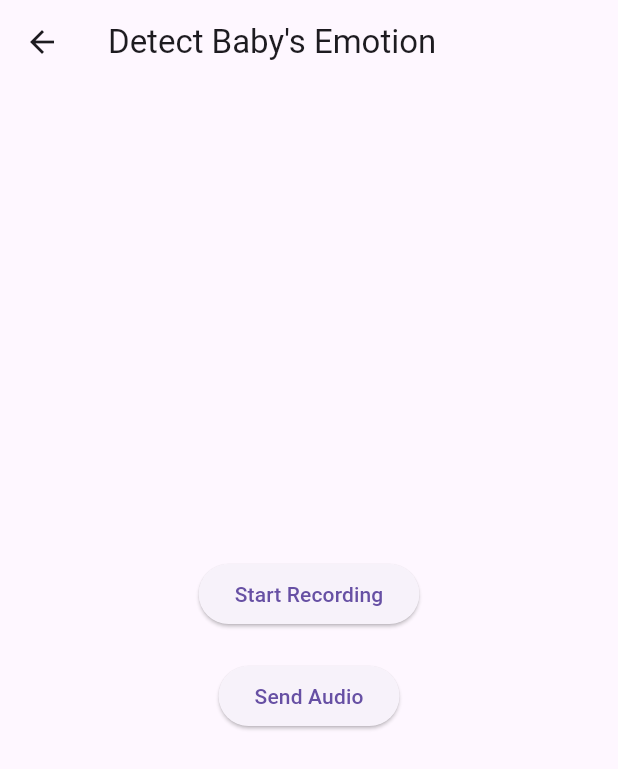
After one commit to ashiq2003758/baby_monitor_final, a Flutter app: the OptionsPage screen opened directly, after a tap on "Detect Baby's Emotion", on a phone screen of 412 x 824 dp. The commit adds this screen. Shown: the top 769 px of the screen. Run offline on Flutter 3.47's test engine with Material 3 defaults, Android fonts, the light colour scheme and no system bars; missing offline and left inert: flutter_sound, flutter_webrtc.

Commit message:
Your commit message

```diff
--- /dev/null
+++ b/baby_monitor_frontend/lib/detect_emotion_page.dart
@@ -0,0 +1,117 @@
+import 'package:flutter/material.dart';
+import 'package:flutter_sound/flutter_sound.dart';
+import 'package:http/http.dart' as http;
+import 'dart:io';
+import 'dart:convert';
+import 'package:path_provider/path_provider.dart';
+
+class DetectEmotionPage extends StatefulWidget {
+  const DetectEmotionPage({super.key});
+
+  @override
+  _DetectEmotionPageState createState() => _DetectEmotionPageState();
+}
+
+class _DetectEmotionPageState extends State<DetectEmotionPage> {
+  final FlutterSoundRecorder _recorder = FlutterSoundRecorder();
+  bool _isRecording = false;
+  String? _recordedFilePath;
+  String? _responseMessage;
+
+  @override
+  void initState() {
+    super.initState();
+    _initializeRecorder();
+  }
+
+  Future<void> _initializeRecorder() async {
+    await _recorder.openRecorder();
+  }
+
+  Future<void> _startRecording() async {
+    final tempDir = await getTemporaryDirectory();
+    final filePath = "${tempDir.path}/recorded_audio.aac";
+
+    await _recorder.startRecorder(toFile: filePath);
+    setState(() {
+      _isRecording = true;
+      _recordedFilePath = filePath;
+    });
+  }
+
+  Future<void> _stopRecording() async {
+    final path = await _recorder.stopRecorder();
+    setState(() {
+      _isRecording = false;
+      _recordedFilePath = path;
+    });
+  }
+
+  Future<void> _sendAudio() async {
+    if (_recordedFilePath == null) {
+      ScaffoldMessenger.of(context).showSnackBar(
+        const SnackBar(content: Text("No audio recorded.")),
+      );
+      return;
+    }
+
+    var uri = Uri.parse("http://localhost:8080/classify"); // ✅ Correct endpoint
+    var request = http.MultipartRequest('POST', uri)
+      ..files.add(await http.MultipartFile.fromPath('audio', _recordedFilePath!));
+
+    try {
+      var response = await request.send();
+      if (response.statusCode == 200) {
+        var responseData = await response.stream.bytesToString();
+        var jsonResponse = jsonDecode(responseData);
+
+        setState(() {
+          _responseMessage =
+              "Label: ${jsonResponse['label']}, Confidence: ${jsonResponse['confidence'].toStringAsFixed(2)}";
+        });
+      } else {
+        setState(() {
+          _responseMessage = "Error: ${response.reasonPhrase}";
+        });
+      }
+    } catch (e) {
+      setState(() {
+        _responseMessage = "Request failed: $e";
+      });
+    }
+  }
+
+  @override
+  void dispose() {
+    _recorder.closeRecorder();
+    super.dispose();
+  }
+
+  @override
+  Widget build(BuildContext context) {
+    return Scaffold(
+      appBar: AppBar(title: const Text("Detect Baby's Emotion")),
+      body: Center(
+        child: Column(
+          mainAxisAlignment: MainAxisAlignment.center,
+          children: [
+            ElevatedButton(
+              onPressed: _isRecording ? _stopRecording : _startRecording,
+              child: Text(_isRecording ? 'Stop Recording' : 'Start Recording'),
+            ),
+            const SizedBox(height: 20),
+            ElevatedButton(
+              onPressed: _sendAudio,
+              child: const Text('Send Audio'),
+            ),
+            const SizedBox(height: 20),
+            _responseMessage != null
+                ? Text(_responseMessage!,
+                    style: const TextStyle(fontSize: 16, fontWeight: FontWeight.bold))
+                : const SizedBox(),
+          ],
+        ),
+      ),
+    );
+  }
+}
--- /dev/null
+++ b/baby_monitor_frontend/lib/options_page.dart
@@ -0,0 +1,44 @@
+import 'package:flutter/material.dart';
+import 'detect_emotion_page.dart'; // Import the new options page
+import 'connect_page.dart'; // Import the new options page
+
+
+class OptionsPage extends StatelessWidget {
+  const OptionsPage({super.key});
+
+  @override
+  Widget build(BuildContext context) {
+    return Scaffold(
+      appBar: AppBar(title: const Text('Choose an Option')),
+      body: Padding(
+        padding: const EdgeInsets.all(16.0),
+        child: Column(
+          mainAxisAlignment: MainAxisAlignment.center,
+          children: [
+            ElevatedButton(
+              onPressed: () {
+                // Navigate to the "Detect Baby's Emotion" screen
+                Navigator.push(
+                  context,
+                  MaterialPageRoute(builder: (_) => const DetectEmotionPage()),
+                );
+              },
+              child: const Text('Detect Baby\'s Emotion'),
+            ),
+            const SizedBox(height: 20),
+            ElevatedButton(
+              onPressed: () {
+                // Navigate to the "Connect to Mother or Baby" screen
+                Navigator.push(
+                  context,
+                  MaterialPageRoute(builder: (_) => const ConnectPage()),
+                );
+              },
+              child: const Text('Connect to Mother or Baby'),
+            ),
+          ],
+        ),
+      ),
+    );
+  }
+}
```
Also changed, not shown: baby_monitor_frontend/lib/login_page.dart (+6 -2 lines), baby_monitor_frontend/lib/connect_page.dart (added), 2 other files.
